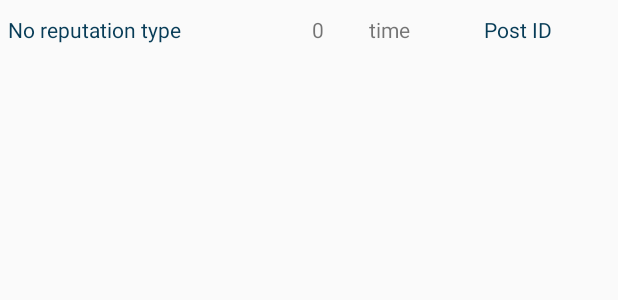
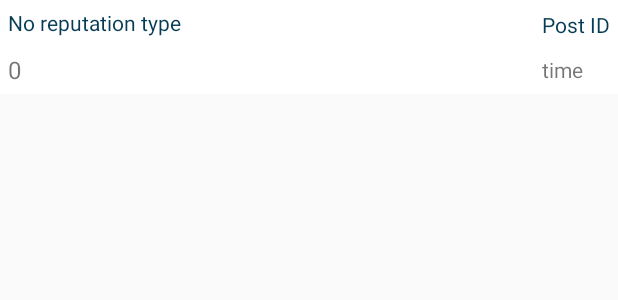
Before and after one commit to phamngoc285/StackOverFlowUsers, an Android app: the layout reputation_history_cell.xml on its own in the app's theme, with its tools: preview values and no code run, on a phone screen of 412 x 824 dp. Shown: the top 300 px of the screen. Run offline under Robolectric (Android 15) with nearby library versions, the phone set to English and light mode, and no system bars.

```diff
--- a/app/src/main/AndroidManifest.xml
+++ b/app/src/main/AndroidManifest.xml
@@ -3,11 +3,10 @@
     package="com.phamngoc.sofusers">
 
     <uses-permission android:name="android.permission.INTERNET" />
-    <uses-permission android:name="android.permission.WRITE_EXTERNAL_STORAGE" />
 
     <application
         android:allowBackup="true"
-        android:icon="@mipmap/ic_launcher"
+        android:icon="@mipmap/ic_app"
         android:label="@string/app_name"
         android:roundIcon="@mipmap/ic_launcher_round"
         android:supportsRtl="true"
--- a/app/src/main/res/layout/activity_main.xml
+++ b/app/src/main/res/layout/activity_main.xml
@@ -25,13 +25,13 @@
         android:background="@color/list_bg_color"/>
     </androidx.swiperefreshlayout.widget.SwipeRefreshLayout>
 
-    <Button
+    <ImageView
         android:id="@+id/allBookmarkedButton"
         android:layout_width="50dp"
         android:layout_height="50dp"
         app:layout_constraintBottom_toBottomOf="parent"
         app:layout_constraintEnd_toEndOf="parent"
-        android:background="@color/colorPrimaryDark"
+        android:src="@mipmap/bookmark_switch_view"
         android:layout_margin="@dimen/large_margin"/>
 
 </androidx.constraintlayout.widget.ConstraintLayout>
--- a/app/src/main/res/layout/reputation_history_cell.xml
+++ b/app/src/main/res/layout/reputation_history_cell.xml
@@ -1,15 +1,21 @@
 <?xml version="1.0" encoding="utf-8"?>
 <LinearLayout xmlns:android="http://schemas.android.com/apk/res/android"
     android:layout_width="match_parent"
-    android:layout_height="40dp"
+    android:layout_height="wrap_content"
     android:gravity="center_vertical"
-    android:orientation="horizontal">
+    android:orientation="horizontal"
+    android:background="@color/cell_bg_color"
+    android:layout_marginBottom="1dp">
+    <LinearLayout
+        android:layout_width="wrap_content"
+        android:layout_height="wrap_content"
+        android:layout_weight="1"
+        android:orientation="vertical">
         <TextView
             android:id="@+id/reputation_type"
             android:layout_width="wrap_content"
-        android:layout_height="match_parent"
-        android:layout_weight="4"
-        android:gravity="center_vertical"
+            android:layout_height="wrap_content"
+            android:gravity="left"
             android:textColor="@color/strong_info_color"
             android:layout_margin="@dimen/small_margin"
             android:text="No reputation type"/>
@@ -17,32 +23,38 @@
         <TextView
             android:id="@+id/reputation_change"
             android:layout_width="wrap_content"
-        android:layout_height="match_parent"
-        android:layout_weight="1"
+            android:layout_height="wrap_content"
+            android:layout_gravity="left"
+            android:gravity="bottom"
+            android:layout_margin="@dimen/small_margin"
+            android:textSize="@dimen/big_font"
+            android:text="0"/>
+    </LinearLayout>
+    <LinearLayout
+        android:layout_width="wrap_content"
+        android:layout_height="wrap_content"
+        android:orientation="vertical">
+        <TextView
+            android:id="@+id/reputation_change_post"
+            android:layout_width="wrap_content"
+            android:layout_height="wrap_content"
+            android:layout_weight="2"
             android:layout_gravity="center_vertical"
-        android:gravity="center_vertical"
+            android:gravity="bottom"
+            android:textColor="@color/strong_info_color"
             android:layout_margin="@dimen/small_margin"
-        android:text="0"/>
+            android:text="Post ID"/>
 
         <TextView
             android:id="@+id/reputation_change_time"
             android:layout_width="wrap_content"
-        android:layout_height="match_parent"
-        android:layout_weight="2"
-        android:layout_gravity="center_vertical"
+            android:layout_height="wrap_content"
+            android:layout_gravity="left"
             android:gravity="center_vertical"
             android:layout_margin="@dimen/small_margin"
             android:text="time"/>
 
-    <TextView
-        android:id="@+id/reputation_change_post"
-        android:layout_width="wrap_content"
-        android:layout_height="match_parent"
-        android:layout_weight="2"
-        android:layout_gravity="center_vertical"
-        android:gravity="center_vertical"
-        android:textColor="@color/strong_info_color"
-        android:layout_margin="@dimen/small_margin"
-        android:text="Post ID"/>
+    </LinearLayout>
+
 
 </LinearLayout>
```
Also changed, not shown: app/src/main/java/com/phamngoc/sofusers/MainActivity.java (+28 -15 lines), app/src/main/java/com/phamngoc/sofusers/ReputationActivity.java (+16 -5 lines), app/src/main/res/layout/activity_user_reputation.xml (+24 -4 lines), app/src/main/res/mipmap-hdpi/bookmark_switch_view.png (added), app/src/main/res/mipmap-hdpi/ic_app.png (added), app/src/main/res/mipmap-mdpi/bookmark_switch_view.png (added), app/src/main/res/mipmap-mdpi/ic_app.png (added), app/src/main/res/mipmap-xhdpi/bookmark_switch_view.png (added), app/src/main/res/mipmap-xhdpi/ic_app.png (added), app/src/main/res/mipmap-xxhdpi/bookmark_switch_view.png (added), app/src/main/res/mipmap-xxhdpi/ic_app.png (added), app/src/main/res/mipmap-xxxhdpi/bookmark_switch_view.png (added), app/src/main/res/mipmap-xxxhdpi/ic_app.png (added). Lines whose indentation alone changed are shown as unchanged.
